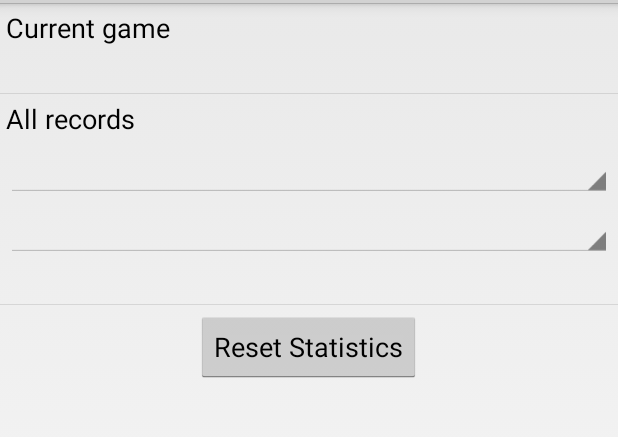
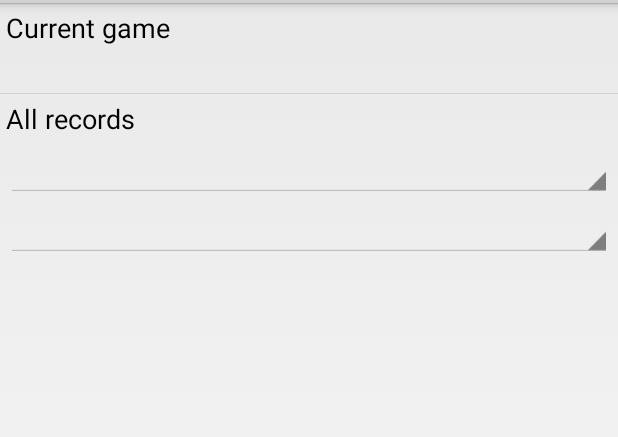
Before and after one commit to tonimakkonen/GomokuQuick, an Android app: the layout stat_layout.xml on its own in the app's theme, with its tools: preview values and no code run, on a phone screen of 412 x 824 dp, the part 69-506 px from its top. Run offline under Robolectric (Android 15) with nearby library versions, the phone set to English and light mode, and no system bars.

Commit message:
removed unimplemented menu option and reset statstics button

```diff
--- a/app/src/main/res/layout/stat_layout.xml
+++ b/app/src/main/res/layout/stat_layout.xml
@@ -69,22 +69,6 @@
    				android:layout_margin="4dp"
    				/>
 
-       		<View
-  				android:layout_width="match_parent"
-  				android:layout_height="wrap_content"
-  				android:background="?android:attr/listDivider"
-  				/>
-
-       		<!-- RESET STATISTICS -->
-
-       		<Button
-    			android:layout_width="wrap_content"
-    			android:layout_height="wrap_content"
-    			android:text="Reset Statistics"
-    			android:layout_margin="4dp"
-    			android:layout_gravity="center_horizontal"
-       			/>
-
        	</LinearLayout>
 
 </ScrollView>
--- a/app/src/main/res/menu/main.xml
+++ b/app/src/main/res/menu/main.xml
@@ -53,11 +53,6 @@
 					android:onClick="onPressInfo"
 					 />
 
-              <item android:id="@+id/action_graphics"
-					android:title="@string/mb_graph"
-					android:onClick="onPressGraph"
-					 />
-
               <item android:id="@+id/action_stat"
 					android:title="@string/mb_stat"
 					android:onClick="onPressStat"
```
